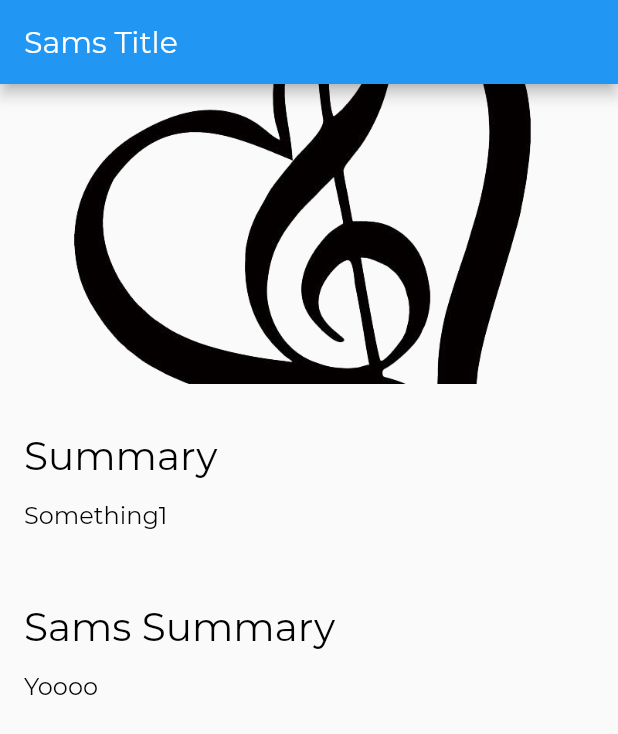
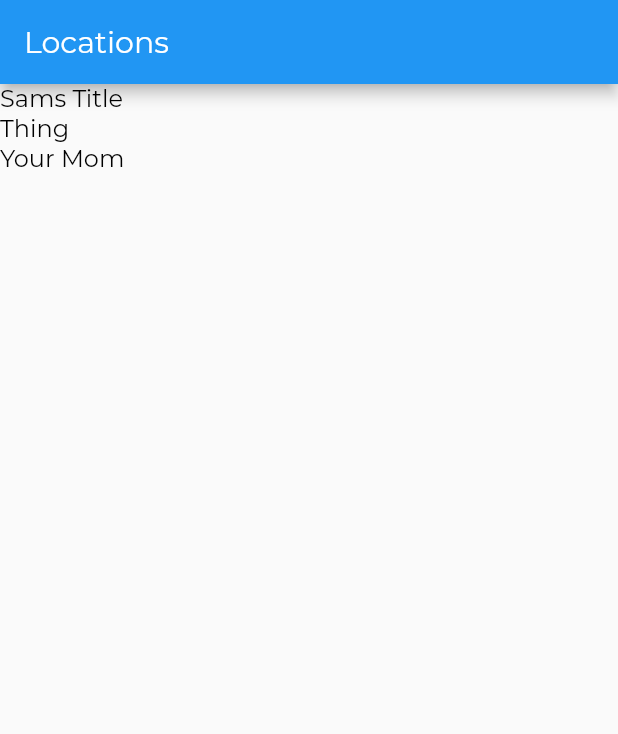
Before and after one commit to samevans/simphony, a Flutter app: the screen it shows after launch, on a phone screen of 412 x 824 dp. Shown: the top 734 px of the screen. Run offline on Flutter 3.47's test engine with Material 2 defaults, Android fonts, the phone set to English and light mode, and no system bars.

Commit message:
navigation init

```diff
--- a/lib/app.dart
+++ b/lib/app.dart
@@ -1,14 +1,41 @@
 import 'package:flutter/material.dart';
-import 'screens/login/landing_screen.dart';
+import 'screens/landing/landing_screen.dart';
+import 'screens/signup/locations.dart';
 import 'style.dart';
+
+const HomeRoute = '/';
+const SignupRoute = '/signup';
 
 class App extends StatelessWidget {
 
 	@override
 	Widget build(BuildContext context) {
 		return MaterialApp(
-			home: LandingScreen(),
-      theme: ThemeData(
+      onGenerateRoute: _routes(),
+      theme: _theme(),
+		);
+	}
+
+  RouteFactory _routes() {
+    return (settings) {
+      final Map<String, dynamic> arguments = settings.arguments;
+      Widget screen;
+      switch (settings.name) {
+        case HomeRoute:
+          screen = Locations();
+          break;
+        case SignupRoute:
+          screen = LandingScreen(arguments['id']);
+          break;
+        default:
+          return null;
+      }
+      return MaterialPageRoute(builder: (BuildContext context) => screen);
+    };
+  }
+
+  ThemeData _theme() {
+    return ThemeData(
       appBarTheme: AppBarTheme(
         textTheme: TextTheme(title: AppBarTextStyle),
       ),
@@ -16,7 +43,6 @@ class App extends StatelessWidget {
         title: TitleTextStyle,
         body1: Body1TextStyle
       )
-      )
     );
   }
 }
--- a/lib/models/location.dart
+++ b/lib/models/location.dart
@@ -1,18 +1,41 @@
 import 'location_fact.dart';
 
 class Location {
+
+  final int id;
+
   String name;
   String imagePath;
   final List<LocationFact> facts;
 
-  Location(this.name, this.imagePath, this.facts);
+  Location(this.id, this.name, this.imagePath, this.facts);
 
-  static List<Location> fetchAll(){
+  static List<Location> fetchAll() {
     return [
-      Location('Sams Title', 'assets/images/treble-clef-heart.png', [
+      Location(1, 'Sams Title', 'assets/images/treble-clef-heart.png', [
         LocationFact('Summary', 'Something1'),
         LocationFact('Sams Summary', 'Yoooo')
+      ]),
+      Location(2, 'Thing', 'assets/images/treble-clef-heart.png', [
+        LocationFact('Thing', 'Something1'),
+        LocationFact('Thing Summary', 'Yoooo')
+      ]),
+      Location(3, 'Your Mom', 'assets/images/treble-clef-heart.png', [
+        LocationFact('Mom', 'Something1'),
+        LocationFact('Dad', 'Yoooo')
       ])
     ];
   }
+
+  static Location fetchById(int locationId) {
+    List<Location> locations = Location.fetchAll();
+
+    for (var i = 0; i < locations.length; i++){
+      if (locations[i].id == locationId) {
+        return locations[i];
+      }
+    }
+
+    return locations.first;
+  }
 }
--- a/lib/screens/login/landing_screen.dart
+++ b/lib/screens/landing/landing_screen.dart
@@ -5,11 +5,14 @@ import '../../models/location.dart';
 
 class LandingScreen extends StatelessWidget {
 
+  final int _locationId;
+
+  LandingScreen(this._locationId);
+
 	@override
 	Widget build(BuildContext context) {
 
-    final locations = Location.fetchAll();
-    final location = locations.first;
+    final location = Location.fetchById(_locationId);
 
 		return Scaffold(
 			appBar: AppBar(
--- /dev/null
+++ b/lib/screens/signup/locations.dart
@@ -0,0 +1,30 @@
+import 'package:flutter/material.dart';
+import '../../app.dart';
+import '../../models/location.dart';
+
+class Locations extends StatelessWidget {
+
+  @override
+  Widget build(BuildContext context) {
+    final locations = Location.fetchAll();
+
+    return Scaffold(
+      appBar: AppBar(
+        title: Text('Locations'),
+      ),
+      body: ListView(
+        children: locations
+          .map((location) =>
+            GestureDetector(
+              child: Text(location.name),
+              onTap: () => _onLocationTap(context, location.id),
+            )
+          ).toList()
+      )
+    );
+  }
+
+  _onLocationTap(BuildContext context, int locationId) {
+    Navigator.pushNamed(context, SignupRoute, arguments: {"id": locationId });
+  }
+}
```
Also changed, not shown: lib/screens/landing/image_banner.dart (renamed from lib/screens/login/image_banner.dart), lib/screens/landing/text_section.dart (renamed from lib/screens/login/text_section.dart). Lines whose indentation alone changed are shown as unchanged.
